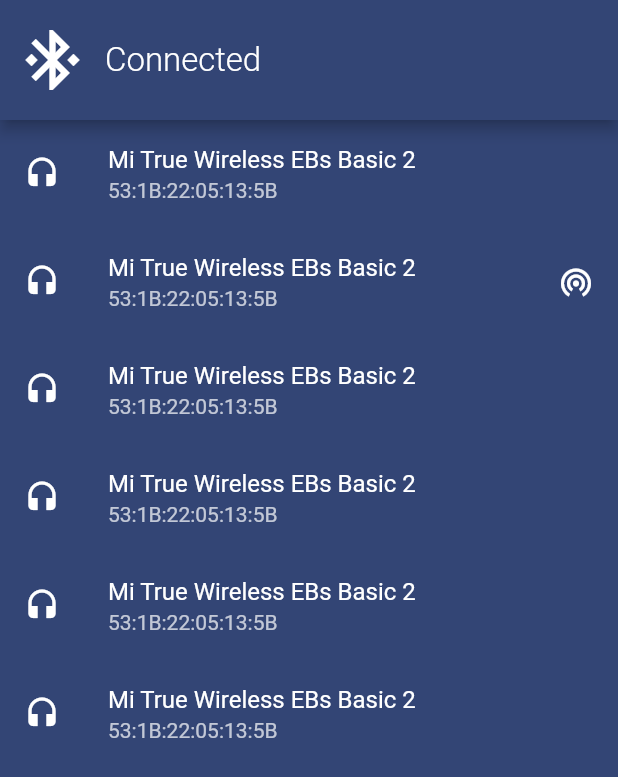
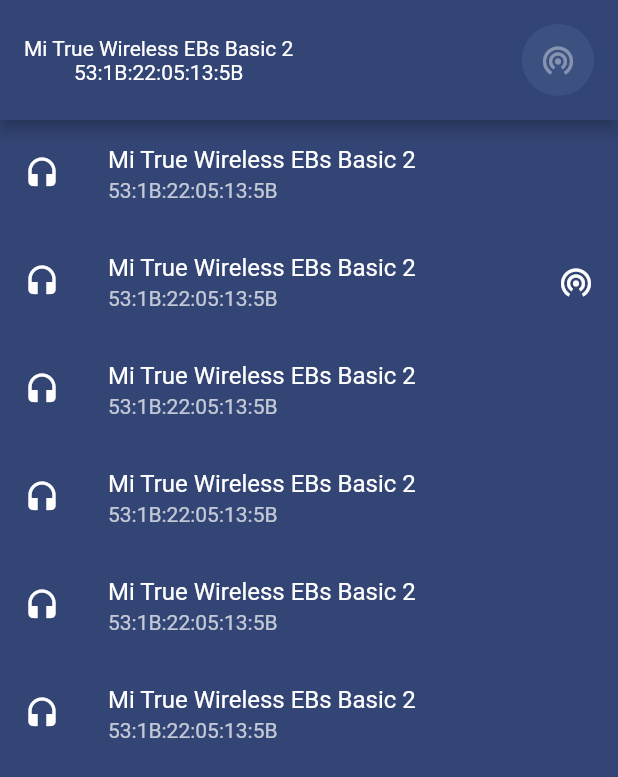
Before and after one commit to lburzak/BlueShare, a Flutter app: the DevicesPage screen opened by its route, on a phone screen of 412 x 824 dp. Shown: the top 777 px of the screen. Run offline on Flutter 3.47's test engine with Material 2 defaults, Android fonts, the phone set to English and light mode, and no system bars; our stand-ins replace flutter_bluetooth_serial.

Commit message:
Implement `ConnectionBar` UI for `connected` status

```diff
--- a/blueshare/lib/connection_bar.dart
+++ b/blueshare/lib/connection_bar.dart
@@ -1,3 +1,6 @@
+import 'package:blueshare/bluetooth_device.dart';
+import 'package:blueshare/controls.dart';
+import 'package:blueshare/device_info.dart';
 import 'package:blueshare/status_indicators.dart';
 import 'package:flutter/cupertino.dart';
 import 'package:flutter/material.dart';
@@ -6,19 +9,40 @@ import 'connection_status.dart';
 
 class ConnectionBar extends StatelessWidget {
   final ConnectionStatus status;
+  final BluetoothDevice? device;
 
-  const ConnectionBar({Key? key, required this.status}) : super(key: key);
+  const ConnectionBar({Key? key, required this.status, this.device})
+      : super(key: key);
 
   @override
   Widget build(BuildContext context) => GestureDetector(
-    onTap: () { Navigator.pop(context); },
+        onTap: () {
+          Navigator.pop(context);
+        },
         child: SizedBox(
           width: double.infinity,
           height: 80,
           child: Material(
               type: MaterialType.canvas,
               elevation: 4,
-            child: Row(
+              child: status != ConnectionStatus.connected
+                  ? _ConnectionBarDisconnected(status: status)
+                  : _ConnectionBarConnected(device: device)),
+        ),
+      );
+}
+
+class _ConnectionBarDisconnected extends StatelessWidget {
+  const _ConnectionBarDisconnected({
+    Key? key,
+    required this.status,
+  }) : super(key: key);
+
+  final ConnectionStatus status;
+
+  @override
+  Widget build(BuildContext context) {
+    return Row(
       children: [
         Padding(
           padding: const EdgeInsets.all(11.0),
@@ -27,10 +51,31 @@ class ConnectionBar extends StatelessWidget {
             size: 48,
           ),
         ),
-                ConnectionStatusHeader(status: status, style: Theme.of(context).textTheme.headline2,)
+        ConnectionStatusHeader(
+          status: status,
+          style: Theme.of(context).textTheme.headline2,
+        )
       ],
-            ),
-          ),
+    );
+  }
+}
+
+class _ConnectionBarConnected extends StatelessWidget {
+  final BluetoothDevice? device;
+
+  const _ConnectionBarConnected({Key? key, required this.device})
+      : super(key: key);
+
+  @override
+  Widget build(BuildContext context) => Padding(
+    padding: const EdgeInsets.all(16.0),
+    child: Row(
+          crossAxisAlignment: CrossAxisAlignment.center,
+          mainAxisAlignment: MainAxisAlignment.spaceBetween,
+          children: [
+            DeviceInfo(device: device),
+            RoundButton(icon: Icons.wifi_tethering)
+          ],
         ),
   );
 }
--- a/blueshare/lib/device_info.dart
+++ b/blueshare/lib/device_info.dart
@@ -11,8 +11,9 @@ class DeviceInfo extends StatelessWidget {
   Widget build(BuildContext context) {
     return device != null
         ? Column(
-      children: [Text(device!.name), Text(device!.address)],
-    )
+            mainAxisAlignment: MainAxisAlignment.center,
+            children: [Text(device!.name), Text(device!.address)],
+          )
         : const SizedBox.shrink();
   }
 }
--- a/blueshare/lib/devices_page.dart
+++ b/blueshare/lib/devices_page.dart
@@ -6,10 +6,14 @@ import 'connection_bar.dart';
 
 class DevicesPage extends StatelessWidget {
   final ConnectionStatus status;
+  final BluetoothDevice device;
   final Stream<List<BluetoothDevice>> devicesStream;
 
   const DevicesPage(
-      {Key? key, required this.devicesStream, required this.status})
+      {Key? key,
+      required this.devicesStream,
+      required this.status,
+      required this.device})
       : super(key: key);
 
   @override
@@ -17,7 +21,11 @@ class DevicesPage extends StatelessWidget {
         padding: EdgeInsets.only(top: MediaQuery.of(context).padding.top),
         child: Column(
           children: [
-            Center(child: ConnectionBar(status: status)),
+            Center(
+                child: ConnectionBar(
+              status: status,
+              device: device,
+            )),
             Expanded(
               child: StreamBuilder<List<BluetoothDevice>>(
                 stream: devicesStream,
--- a/blueshare/lib/main.dart
+++ b/blueshare/lib/main.dart
@@ -38,6 +38,7 @@ class MyApp extends StatelessWidget {
         '/devices': (context) => Scaffold(
           body: DevicesPage(
                 status: status,
+                device: mockDevice,
                 devicesStream: Stream.value(List.of([
                   mockDevice,
                   mockDeviceTwo,
```
Lines whose indentation alone changed are shown as unchanged.
